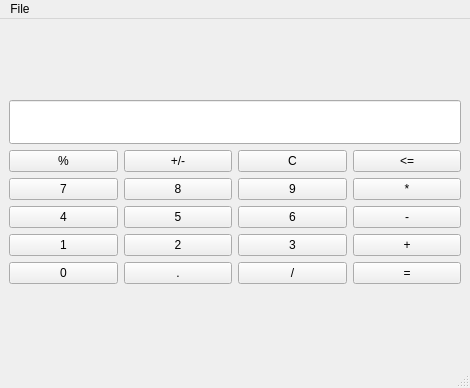
Above: MainWindow.ui from namhnz/python-qt5-cal-mvc before the change. Below: the same form after it.
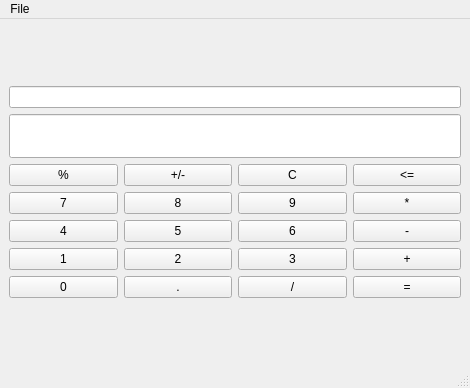
That is the form after the change.

```diff
--- a/MainWindow.ui
+++ b/MainWindow.ui
@@ -17,6 +17,9 @@
    <layout class="QGridLayout" name="gridLayout">
     <item row="0" column="0">
      <layout class="QVBoxLayout" name="verticalLayout">
+      <item>
+       <widget class="QLineEdit" name="lineEdit"/>
+      </item>
       <item>
        <widget class="QLineEdit" name="displayValueLineEdit">
         <property name="font">
```
